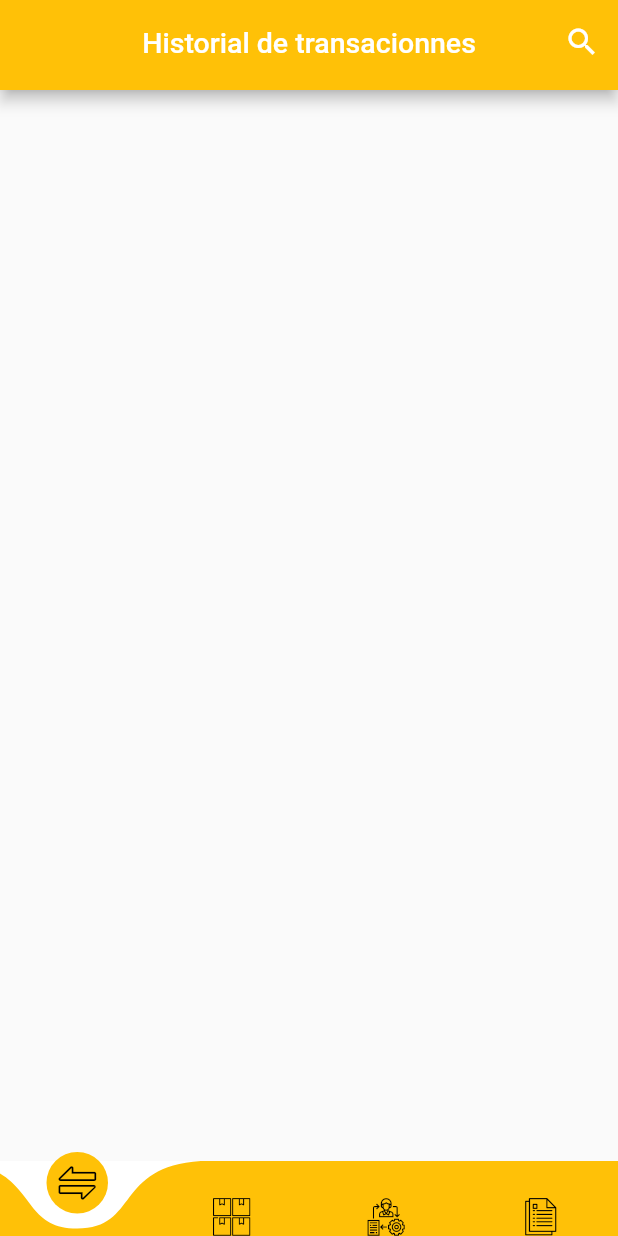
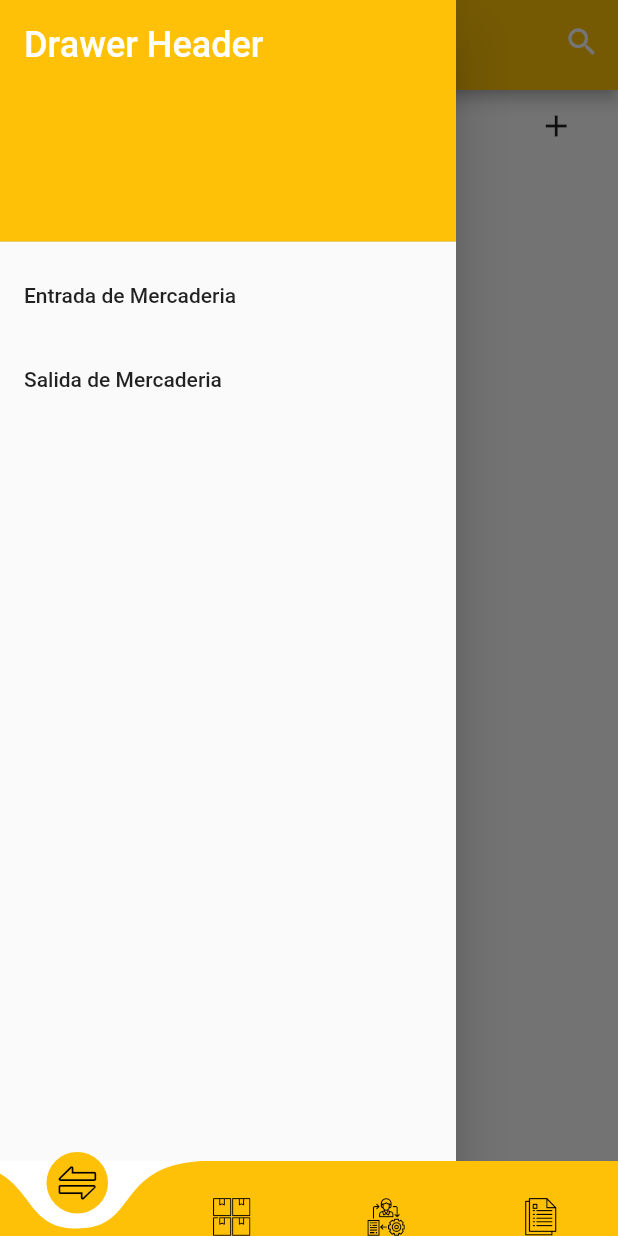
Before and after one commit to jjeangal/chankuap_flutter, a Flutter app: the screen it shows after launch, with the side drawer open (before the commit the screen has no drawer), on a phone screen of 412 x 824 dp. Run offline on Flutter 3.47's test engine with Material 2 defaults, Android fonts, the phone set to English and light mode, and no system bars; drawn by our look-alikes of curved_navigation_bar.

Commit message:
Updated Burger menu for transactions as well.

```diff
--- a/lib/app_bars/transaction_app_bar.dart
+++ b/lib/app_bars/transaction_app_bar.dart
@@ -1,25 +1,23 @@
 import 'package:flutter/material.dart';
 
 class TransactionAppBar extends StatelessWidget {
-  final Color backgroundColor = Colors.amber;
-  final AppBar appBar;
-  const TransactionAppBar({Key key, this.appBar})
-      : super(key: key);
+  String appBarTitle;
+
+  TransactionAppBar(String title){
+    this.appBarTitle = title;
+  }
 
   @override
   Widget build(BuildContext context) {
     return AppBar(
-      title: Text("Historial de transacionnes",
+      title: Text("$appBarTitle",
           style: TextStyle(fontSize: 19)),
       centerTitle: true,
-      backgroundColor: backgroundColor,
+      backgroundColor: Colors.amber,
       actions: <Widget>[new IconButton(
           icon: new Icon(Icons.search),
           onPressed: () => print("search")
       )],
     );
   }
-
- // @override
-//  Size get preferredSize => new Size.fromHeight(appBar.preferredSize.height);
 }
--- /dev/null
+++ b/lib/drawer_header.dart
@@ -0,0 +1,20 @@
+import 'package:flutter/cupertino.dart';
+import 'package:flutter/material.dart';
+
+class drawerHeader extends StatelessWidget{
+  @override
+  Widget build(BuildContext context) {
+    return DrawerHeader(
+      decoration: BoxDecoration(
+        color: Colors.amber,
+      ),
+      child: Text(
+        'Drawer Header',
+        style: TextStyle(
+          color: Colors.white,
+          fontSize: 24,
+        ),
+      ),
+    );
+  }
+}
--- a/lib/pages/Storage.dart
+++ b/lib/pages/Storage.dart
@@ -1,6 +1,8 @@
 import 'package:flutter/cupertino.dart';
 import 'package:chankuap_flutter/app_bars/storage_app_bar.dart';
 import 'package:flutter/material.dart';
+
+import '../drawer_header.dart';
 
 class Storage extends StatefulWidget {
   Storage({ Key key }) : super(key: key);
@@ -23,9 +25,6 @@ class _StorageState extends State<Storage> {
 
   @override
   Widget build(BuildContext context) {
-
-    print("title in build" + _title);
-
     return Container(
       child: Scaffold(
         appBar: PreferredSize(
@@ -35,18 +34,7 @@ class _StorageState extends State<Storage> {
         drawer: new Drawer(
           child: ListView(
             children: <Widget>[
-              DrawerHeader(
-                decoration: BoxDecoration(
-                  color: Colors.amber,
-                ),
-                child: Text(
-                  'Drawer Header',
-                  style: TextStyle(
-                    color: Colors.white,
-                    fontSize: 24,
-                  ),
-                ),
-              ),
+              drawerHeader(),
               ListTile(
                 title: Text(materias),
                 onTap: () {
--- a/lib/pages/Transactions.dart
+++ b/lib/pages/Transactions.dart
@@ -2,20 +2,74 @@ import 'package:chankuap_flutter/app_bars/transaction_app_bar.dart';
 import 'package:flutter/cupertino.dart';
 import 'package:flutter/material.dart';
 
-void main() {
-  runApp(Transactions());
+import '../drawer_header.dart';
+
+class Transactions extends StatefulWidget {
+  Transactions({ Key key }) : super(key: key);
+
+  _TransactionState createState() => _TransactionState();
 }
 
-class Transactions extends StatelessWidget {
+class _TransactionState extends State<Transactions> {
+
+  String _title = "Transactions";
+  String entrada = "Entrada de Mercaderia";
+  String salida = "Salida de Mercaderia";
+
+  changeTitle(String title) {
+    setState(() {
+      _title = title;
+    });
+  }
+
   @override
   Widget build(BuildContext context) {
     return Container(
       child: Scaffold(
         appBar: PreferredSize(
           preferredSize: const Size.fromHeight(60),
-          child: TransactionAppBar(),
+          child: TransactionAppBar(_title),
         ),
-        body: Container(),
+        drawer: new Drawer(
+          child: ListView(
+            children: <Widget>[
+              drawerHeader(),
+              ListTile(
+                title: Text(entrada),
+                onTap: () {
+                  changeTitle(entrada);
+                  Navigator.of(context).pop();
+                },
+              ),
+              ListTile(
+                title: Text(salida),
+                onTap: () {
+                  changeTitle(salida);
+                  Navigator.of(context).pop();
+                },
+              ),
+            ],
+          ),
+        ),
+        body: Row (
+          children: <Widget>[
+            Expanded(
+              flex: 2,
+              child: Icon(Icons.add),
+            ),
+            Expanded(
+              flex: 6,
+              child: Text("hello"),
+            ),
+            Expanded(
+              flex: 2,
+              child: IconButton(
+                icon: Icon(Icons.add),
+                onPressed: () => print("hello"),
+              ),
+            )
+          ]
+        ),
       ),
     );
   }
--- a/lib/side_menus/transaction_side_menu.dart
+++ /dev/null
@@ -1,13 +0,0 @@
-import 'package:flutter/material.dart';
-
-class TransactionSideMenu extends StatelessWidget {
-
-  @override
-  Widget build(BuildContext context) {
-    return Drawer(
-      child: ListView(
-
-      ),
-    );
-  }
-}
```
